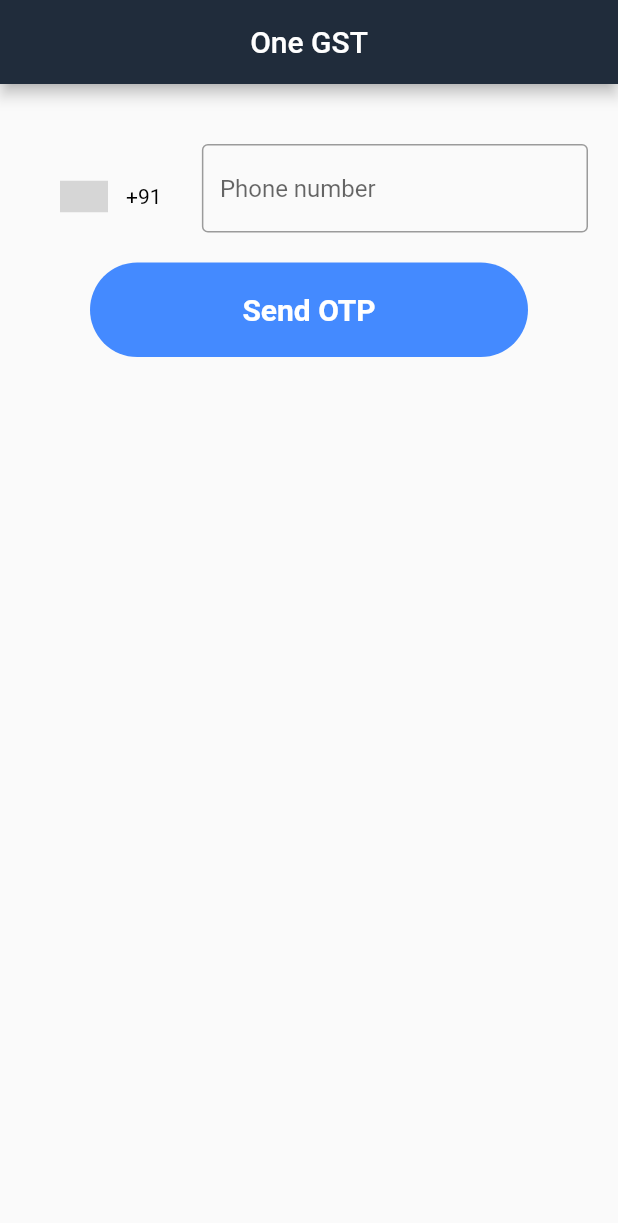
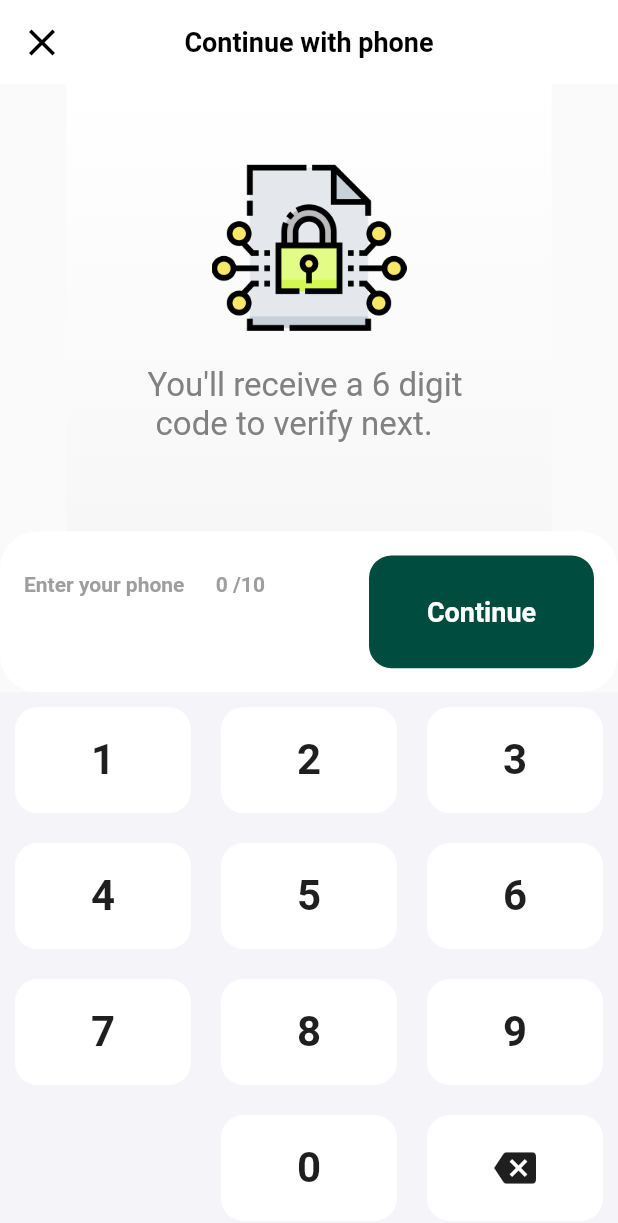
Before and after one commit to SiddhantJaiswal-0125/EncryptU, a Flutter app: the screen it shows after launch, on a phone screen of 412 x 824 dp. Shown: the top 1223 px of the screen. Run offline on Flutter 3.47's test engine with Material 2 defaults, Android fonts, the light colour scheme and no system bars; drawn by our look-alikes of intl_phone_number_input; our stand-ins replace cloud_firestore, curved_navigation_bar, file_picker, firebase_auth, firebase_core, firebase_storage and 2 more; accounts and stored records are empty; grey boxes are pictures that could not be loaded.

Commit message:
working on UI

```diff
--- a/lib/CustomDS/fileDS.dart
+++ b/lib/CustomDS/fileDS.dart
@@ -1,10 +1,9 @@
 class FileStructure
 {
   final String url ;
- final  String uniqueId;
-final  String password;
+  final  String uniqueId;
+  final  String password;
   final String ownerId;
-
   FileStructure(this.url, this.uniqueId, this.password, this.ownerId);
 
 
--- a/lib/Screens/files_screen.dart
+++ b/lib/Screens/files_screen.dart
@@ -4,6 +4,7 @@ import 'package:encryptu/Utils/firebase_services.dart';
 import 'package:flutter/material.dart';
 
 class FilesScreen extends StatefulWidget {
+  static String id = "FilesScreen";
   @override
   _FilesScreenState createState() => _FilesScreenState();
 }
--- a/lib/Screens/home.dart
+++ b/lib/Screens/home.dart
@@ -38,10 +38,7 @@ class _HomeScreenState extends State<HomeScreen>
 
   @override
   Widget build(BuildContext context) {
-
-
     // print(userData);
-
     return Scaffold(
 
       // body: Center(
--- a/lib/Screens/login_screen.dart
+++ b/lib/Screens/login_screen.dart
@@ -10,6 +10,7 @@ enum MobileVerificationState {
 }
 
 class LoginScreen extends StatefulWidget {
+  static String id = "LoginScreen";
   @override
   _LoginScreenState createState() => _LoginScreenState();
 }
--- /dev/null
+++ b/lib/Screens/testScreen.dart
@@ -0,0 +1,301 @@
+import 'package:flutter/material.dart';
+
+import 'VerifyPhone.dart';
+
+class ContinueWithPhone extends StatefulWidget {
+  @override
+  _ContinueWithPhoneState createState() => _ContinueWithPhoneState();
+}
+
+class _ContinueWithPhoneState extends State<ContinueWithPhone> {
+  String phoneNumber = "";
+
+  @override
+  Widget build(BuildContext context) {
+    return Scaffold(
+      appBar: AppBar(
+        leading: Icon(
+          Icons.close,
+          size: 30,
+          color: Colors.black,
+        ),
+        title: Text(
+          "Continue with phone",
+          style: TextStyle(
+            fontSize: 18,
+            fontWeight: FontWeight.bold,
+            color: Colors.black,
+          ),
+        ),
+        backgroundColor: Colors.white,
+        elevation: 0,
+        centerTitle: true,
+        textTheme: Theme.of(context).textTheme,
+      ),
+      body: SafeArea(
+          child: Column(
+        children: <Widget>[
+          Expanded(
+            child: Container(
+              decoration: BoxDecoration(
+                gradient: LinearGradient(
+                  begin: Alignment.topCenter,
+                  end: Alignment.bottomCenter,
+                  colors: [
+                    Color(0xFFFFFFFF),
+                    Color(0xFFF7F7F7),
+                  ],
+                ),
+              ),
+              child: Column(
+                mainAxisAlignment: MainAxisAlignment.center,
+                children: <Widget>[
+                  SizedBox(
+                    height: 130,
+                    child: Image.asset('images/encryption.png'),
+                  ),
+                  Padding(
+                    padding: EdgeInsets.symmetric(vertical: 14, horizontal: 54),
+                    child: Text(
+                      "You'll receive a 6 digit \n code to verify next.",
+                      style: TextStyle(
+                        fontSize: 22,
+                        color: Color(0xFF818181),
+                      ),
+                    ),
+                  ),
+                ],
+              ),
+            ),
+          ),
+          Container(
+            height: MediaQuery.of(context).size.height * 0.13,
+            decoration: BoxDecoration(
+              color: Colors.white,
+              borderRadius: BorderRadius.all(
+                Radius.circular(25),
+              ),
+            ),
+            child: Padding(
+              padding: EdgeInsets.all(16),
+              child: Row(
+                children: <Widget>[
+                  Container(
+                    width: 230,
+                    child: Column(
+                      crossAxisAlignment: CrossAxisAlignment.start,
+                      mainAxisAlignment: MainAxisAlignment.center,
+                      children: <Widget>[
+                        Text(
+                          "Enter your phone      ${phoneNumber.length} /10",
+                          style: TextStyle(
+                            fontSize: 14,
+                            fontWeight: FontWeight.bold,
+                            color: Colors.grey,
+                          ),
+                        ),
+                        SizedBox(
+                          height: 8,
+                        ),
+                        Text(
+                          phoneNumber,
+                          style: TextStyle(
+                            fontSize: 24,
+                            fontWeight: FontWeight.bold,
+                          ),
+                        ),
+                      ],
+                    ),
+                  ),
+                  Expanded(
+                    child: GestureDetector(
+                      onTap: () {
+                        if (phoneNumber.length == 10)
+                          Navigator.push(
+                            context,
+                            MaterialPageRoute(
+                              builder: (context) =>
+                                  VerifyPhone(phoneNumber: phoneNumber),
+                            ),
+                          );
+                        else {
+                          print("Phone Number Not Valid");
+                        }
+                      },
+                      child: Container(
+                        decoration: BoxDecoration(
+                          color: Colors.teal.shade900,
+                          borderRadius: BorderRadius.all(
+                            Radius.circular(15),
+                          ),
+                        ),
+                        child: Center(
+                          child: Text(
+                            "Continue",
+                            style: TextStyle(
+                              fontSize: 18,
+                              color: Colors.white,
+                              fontWeight: FontWeight.bold,
+                            ),
+                          ),
+                        ),
+                      ),
+                    ),
+                  ),
+                ],
+              ),
+            ),
+          ),
+          NumericPad(
+            onNumberSelected: (value) {
+              if (phoneNumber.length < 10) {
+                setState(() {
+                  if (value != -1) {
+                    phoneNumber = phoneNumber + value.toString();
+                  }
+                });
+              }
+              if (value == -1)
+                setState(() {
+                  phoneNumber =
+                      phoneNumber.substring(0, phoneNumber.length - 1);
+                });
+            },
+          ),
+        ],
+      )),
+    );
+  }
+}
+
+class NumericPad extends StatelessWidget {
+  final Function(int) onNumberSelected;
+
+  NumericPad({required this.onNumberSelected});
+
+  @override
+  Widget build(BuildContext context) {
+    return Container(
+      color: Color(0xFFF5F4F9),
+      child: Column(
+        crossAxisAlignment: CrossAxisAlignment.stretch,
+        mainAxisAlignment: MainAxisAlignment.spaceEvenly,
+        children: <Widget>[
+          Container(
+            height: MediaQuery.of(context).size.height * 0.11,
+            child: Row(
+              mainAxisAlignment: MainAxisAlignment.spaceEvenly,
+              crossAxisAlignment: CrossAxisAlignment.start,
+              children: <Widget>[
+                buildNumber(1),
+                buildNumber(2),
+                buildNumber(3),
+              ],
+            ),
+          ),
+          Container(
+            height: MediaQuery.of(context).size.height * 0.11,
+            child: Row(
+              mainAxisAlignment: MainAxisAlignment.spaceEvenly,
+              crossAxisAlignment: CrossAxisAlignment.start,
+              children: <Widget>[
+                buildNumber(4),
+                buildNumber(5),
+                buildNumber(6),
+              ],
+            ),
+          ),
+          Container(
+            height: MediaQuery.of(context).size.height * 0.11,
+            child: Row(
+              mainAxisAlignment: MainAxisAlignment.spaceEvenly,
+              crossAxisAlignment: CrossAxisAlignment.start,
+              children: <Widget>[
+                buildNumber(7),
+                buildNumber(8),
+                buildNumber(9),
+              ],
+            ),
+          ),
+          Container(
+            height: MediaQuery.of(context).size.height * 0.11,
+            child: Row(
+              mainAxisAlignment: MainAxisAlignment.spaceEvenly,
+              crossAxisAlignment: CrossAxisAlignment.start,
+              children: <Widget>[
+                buildEmptySpace(),
+                buildNumber(0),
+                buildBackspace(),
+              ],
+            ),
+          ),
+        ],
+      ),
+    );
+  }
+
+  Widget buildNumber(int number) {
+    return Expanded(
+      child: GestureDetector(
+        onTap: () {
+          onNumberSelected(number);
+        },
+        child: Padding(
+          padding: EdgeInsets.all(10),
+          child: Container(
+            decoration: BoxDecoration(
+              color: Colors.white,
+              borderRadius: BorderRadius.all(
+                Radius.circular(15),
+              ),
+            ),
+            child: Center(
+              child: Text(
+                number.toString(),
+                style: TextStyle(
+                  fontSize: 28,
+                  fontWeight: FontWeight.bold,
+                  color: Color(0xFF1F1F1F),
+                ),
+              ),
+            ),
+          ),
+        ),
+      ),
+    );
+  }
+
+  Widget buildBackspace() {
+    return Expanded(
+      child: GestureDetector(
+        onTap: () {
+          onNumberSelected(-1);
+        },
+        child: Padding(
+          padding: EdgeInsets.all(10),
+          child: Container(
+            decoration: BoxDecoration(
+              color: Colors.white,
+              borderRadius: BorderRadius.all(
+                Radius.circular(15),
+              ),
+            ),
+            child: Center(
+              child: Icon(
+                Icons.backspace,
+                size: 28,
+                color: Color(0xFF1F1F1F),
+              ),
+            ),
+          ),
+        ),
+      ),
+    );
+  }
+
+  Widget buildEmptySpace() {
+    return Expanded(
+      child: Container(),
+    );
+  }
+}
--- a/lib/main.dart
+++ b/lib/main.dart
@@ -1,9 +1,12 @@
+import 'package:encryptu/Screens/files_screen.dart';
 import 'package:encryptu/Screens/home.dart';
 import 'package:encryptu/Screens/login_screen.dart';
+import 'package:encryptu/Screens/registration_screen.dart';
+import 'package:encryptu/Screens/sharing_screen.dart';
+import 'package:encryptu/Screens/testScreen.dart';
 import 'package:firebase_auth/firebase_auth.dart';
+import 'package:firebase_core/firebase_core.dart';
 import 'package:flutter/material.dart';
-
-import 'package:firebase_core/firebase_core.dart';
 
 void main() async {
   WidgetsFlutterBinding.ensureInitialized();
@@ -12,24 +15,24 @@ void main() async {
 }
 
 class MyApp extends StatefulWidget {
-
   @override
   _MyAppState createState() => _MyAppState();
 }
 
 class _MyAppState extends State<MyApp> {
-  late User user ;
-  fetch() async{
-    user = FirebaseAuth.instance.currentUser!;
+   User ?user;
+
+  fetch() async {
+    user = FirebaseAuth.instance.currentUser;
   }
 
   @override
   void initState() {
     // TODO: implement initState
     super.initState();
-   fetch();
+    fetch();
+  }
 
-  }
   @override
   Widget build(BuildContext context) {
     final _auth = FirebaseAuth.instance;
@@ -47,8 +50,19 @@ class _MyAppState extends State<MyApp> {
 
     return MaterialApp(
       debugShowCheckedModeBanner: false,
-      home: check ? HomeScreen(user: user,) : LoginScreen(),
-      // home: LoginScreen(),
+      // home: check
+      //     ? HomeScreen(
+      //         user: user,
+      //       )
+      //     : LoginScreen(),
+      home: ContinueWithPhone(),
+
+      routes: {
+        LoginScreen.id: (context) => LoginScreen(),
+        SharingScreen.id: (context) => SharingScreen(),
+        FilesScreen.id: (context) => FilesScreen(),
+        RegistrationScreen.id: (context) => RegistrationScreen(),
+      },
     );
   }
 }
```
Also changed, not shown: lib/Screens/VerifyPhone.dart (added, +222 -0 lines), lib/Screens/registration_screen.dart (added, +15 -0 lines), lib/Screens/settings_screen.dart (+16 -0 lines), lib/Screens/sharing_screen.dart (+17 -5 lines), lib/Utils/firebase_services.dart (+54 -33 lines), pubspec.yaml (+4 -3 lines), images/encryption.png (added), lib/CustomDS/userDS.dart (renamed from lib/Helper/user_details.dart).
